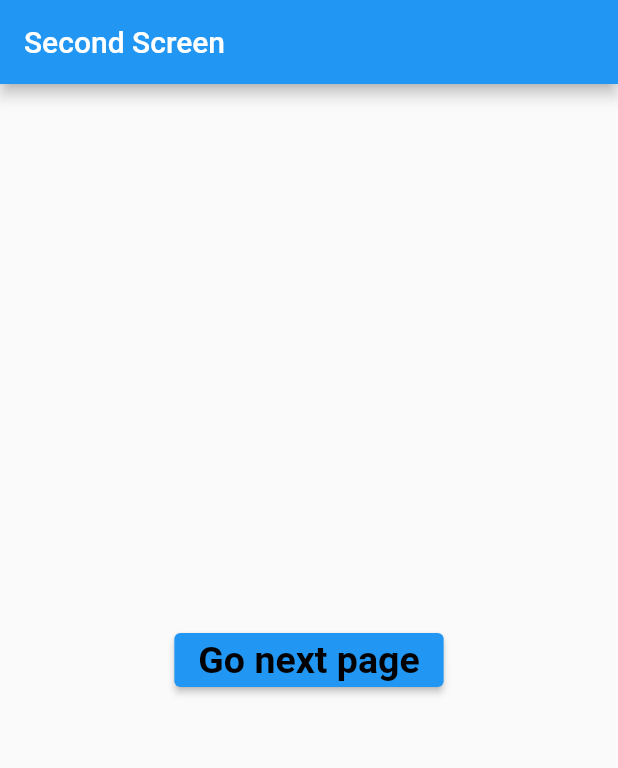
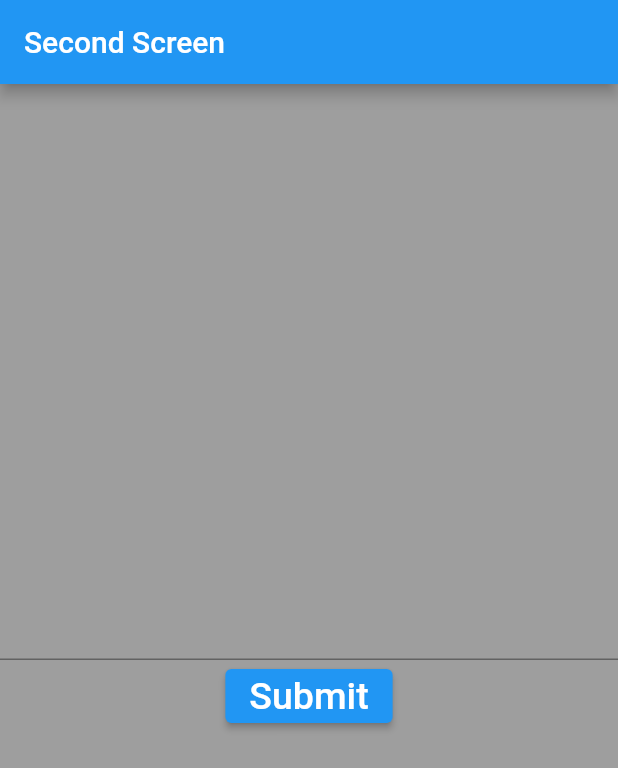
Before and after one commit to RizveRahman/Flutter-Switching-Screen, a Flutter app: the screen it shows after launch, on a phone screen of 412 x 824 dp. Shown: the top 768 px of the screen. Run offline on Flutter 3.47's test engine with Material 2 defaults, Android fonts, the phone set to English and light mode, and no system bars.

Commit message:
initial commit

```diff
--- a/lib/main.dart
+++ b/lib/main.dart
@@ -17,25 +17,36 @@ class MyApp extends StatelessWidget {
       theme: ThemeData(
         primarySwatch: Colors.blue,
       ),
-      home: const MyHomePage(),
+      home: MyHomePage(),
     );
   }
 }
 
 class MyHomePage extends StatelessWidget{
-  const MyHomePage({super.key});
+  var nameController = TextEditingController();
 
   @override
   Widget build(BuildContext context) {
     return Scaffold(
       appBar: AppBar(title: const Text('Second Screen'),),
-      body: Center(
-        child: ElevatedButton(onPressed: () {
-          Navigator.push(
-            context,
-            MaterialPageRoute(builder: (context) => const SecondPage())
-          );
-        },child: Text("Go next page", style: TextStyle(fontSize: 25, fontWeight: FontWeight.bold, color: Colors.black),),),
+      body: Container(
+        color: Colors.grey,
+        child: Center(
+          child: Column(
+            mainAxisAlignment: MainAxisAlignment.center,
+            children: [
+              TextField(),
+              ElevatedButton(onPressed: () {
+                Navigator.push(
+                  context,
+                  MaterialPageRoute(builder: (context) => const SecondPage())
+                );
+              },child: Text("Submit", style: TextStyle(
+                  fontSize: 25, fontWeight: FontWeight.w500, color: Colors.white),),
+              ),
+            ],
+          ),
+        ),
       ),
     );
   }
```
